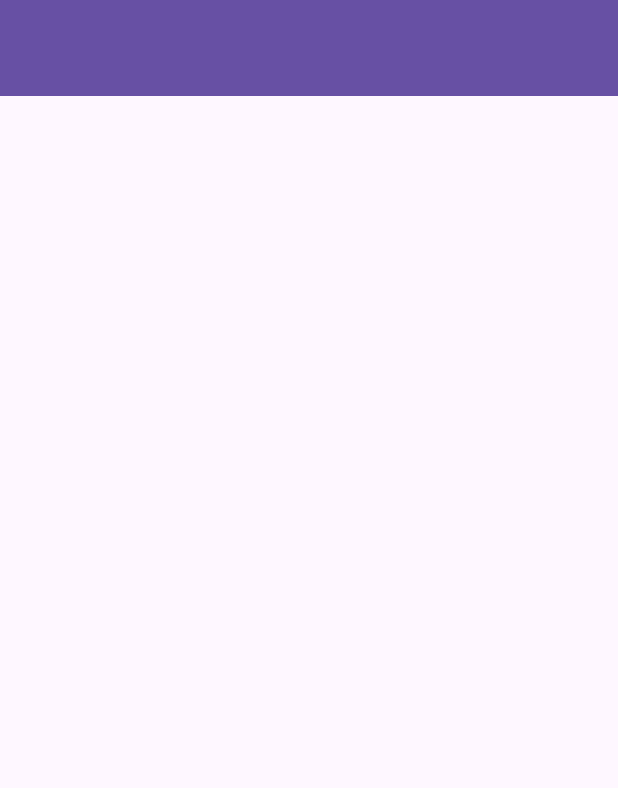
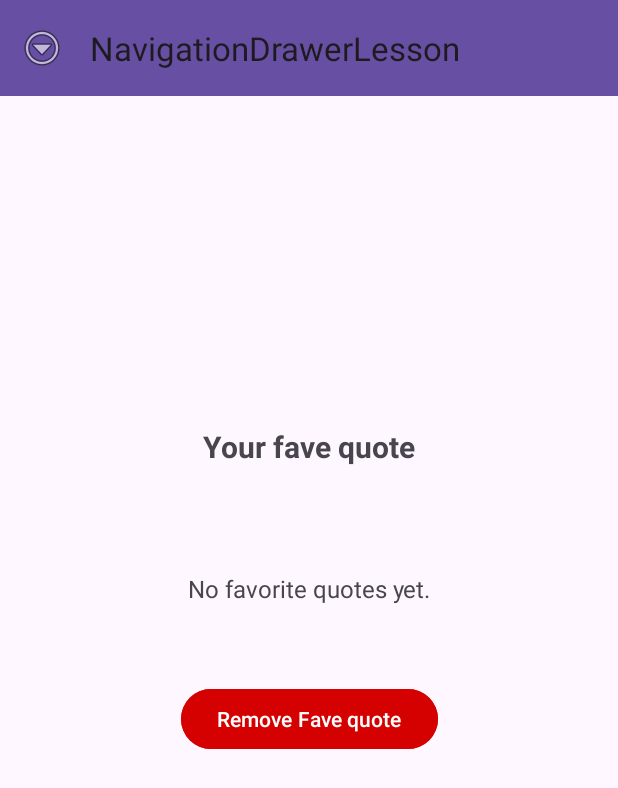
Before and after one commit to MoonSlay/NavigationDrawerLesson, an Android app: the screen it shows after launch (MainActivity), on a phone screen of 412 x 824 dp. Shown: the top 788 px of the screen. Run offline under Robolectric (Android 15) with nearby library versions, the phone set to English and light mode, and no system bars.

Commit message:
add qoute to favorite

```diff
--- a/app/src/main/java/ph/edu/auf/navigationdrawerlesson/MainActivity.kt
+++ b/app/src/main/java/ph/edu/auf/navigationdrawerlesson/MainActivity.kt
@@ -3,18 +3,64 @@ package ph.edu.auf.navigationdrawerlesson
 import android.os.Bundle
 import androidx.activity.enableEdgeToEdge
 import androidx.appcompat.app.AppCompatActivity
-import androidx.core.view.ViewCompat
-import androidx.core.view.WindowInsetsCompat
+import androidx.core.view.GravityCompat
+import androidx.fragment.app.Fragment
+import androidx.fragment.app.commit
 import ph.edu.auf.navigationdrawerlesson.databinding.ActivityMainBinding
+import ph.edu.auf.navigationdrawerlesson.fragments.FaveQuotesFragment
+import ph.edu.auf.navigationdrawerlesson.fragments.LoveQuotesFragment
+import ph.edu.auf.navigationdrawerlesson.fragments.QuotesOfTheDayFragment
 
 class MainActivity : AppCompatActivity() {
     private lateinit var binding: ActivityMainBinding
 
     override fun onCreate(savedInstanceState: Bundle?) {
         super.onCreate(savedInstanceState)
+
         enableEdgeToEdge()
         setContentView(R.layout.activity_main)
+
         binding = ActivityMainBinding.inflate(layoutInflater)
         setContentView(binding.root)
+
+        // Set up the toolbar
+        setSupportActionBar(binding.toolbar)
+        supportActionBar?.setDisplayHomeAsUpEnabled(true)
+        supportActionBar?.setHomeAsUpIndicator(android.R.drawable.ic_menu_more)
+        // Make sure you have this icon in res
+
+        // Handle Navigation Drawer Item Clicks
+        binding.navView.setNavigationItemSelectedListener { menuItem ->
+            when (menuItem.itemId) {
+                R.id.nav_fave_quotes -> {
+                    openFragment(FaveQuotesFragment())
+                }
+                R.id.nav_love_quotes -> {
+                    openFragment(LoveQuotesFragment())
+                }
+                R.id.nav_quotes_day -> {
+                    openFragment(QuotesOfTheDayFragment())
+                }
+            }
+            binding.drawerLayout.closeDrawer(GravityCompat.START)
+            true
+        }
+
+        // Load default fragment
+        if (savedInstanceState == null) {
+            openFragment(FaveQuotesFragment())
+        }
+    }
+
+    // Helper function to open the fragment
+    private fun openFragment(fragment: Fragment) {
+        supportFragmentManager.commit {
+            replace(R.id.fragment_container_view, fragment)  // Make sure to have a FrameLayout/FragmentContainerView in the layout
+        }
+    }
+
+    override fun onSupportNavigateUp(): Boolean {
+        binding.drawerLayout.openDrawer(GravityCompat.START)
+        return true
     }
 }
--- a/app/src/main/java/ph/edu/auf/navigationdrawerlesson/fragments/FaveQuotesFragment.kt
+++ b/app/src/main/java/ph/edu/auf/navigationdrawerlesson/fragments/FaveQuotesFragment.kt
@@ -6,25 +6,47 @@ import android.view.LayoutInflater
 import android.view.View
 import android.view.ViewGroup
 import android.widget.Toast
-import com.google.android.material.dialog.MaterialAlertDialogBuilder
 import ph.edu.auf.navigationdrawerlesson.R
 import ph.edu.auf.navigationdrawerlesson.databinding.FragmentFaveQuotesBinding
 
 class FaveQuotesFragment : Fragment() {
 
     private var _binding: FragmentFaveQuotesBinding? = null
-
     private val binding get() = _binding!!
 
-    override fun onCreateView(inflater: LayoutInflater, container: ViewGroup?, savedInstanceState: Bundle?): View? {
-        // Inflate the layout for this fragment
-        _binding = FragmentFaveQuotesBinding.inflate(inflater,container,false)
+    override fun onCreateView(inflater: LayoutInflater, container: ViewGroup?, savedInstanceState: Bundle?): View {
+        _binding = FragmentFaveQuotesBinding.inflate(inflater, container, false)
         return binding.root
     }
 
     override fun onViewCreated(view: View, savedInstanceState: Bundle?) {
         super.onViewCreated(view, savedInstanceState)
 
+        displayFavoriteQuotes()
 
+        binding.btnRemoveFave.setOnClickListener {
+            // Remove the favorite quote and refresh the display
+            val currentQuote = binding.txtFaveQuote.text.toString()
+            if (FavoriteQuotesHolder.favoriteQuotes.contains(currentQuote)) {
+                FavoriteQuotesHolder.favoriteQuotes.remove(currentQuote)
+                displayFavoriteQuotes()
+                Toast.makeText(requireContext(), "Quote removed from favorites!", Toast.LENGTH_SHORT).show()
+            } else {
+                Toast.makeText(requireContext(), "This quote is not in favorites.", Toast.LENGTH_SHORT).show()
+            }
+        }
+    }
+
+    private fun displayFavoriteQuotes() {
+        if (FavoriteQuotesHolder.favoriteQuotes.isNotEmpty()) {
+            binding.txtFaveQuote.text = FavoriteQuotesHolder.favoriteQuotes.joinToString("\n\n")
+        } else {
+            binding.txtFaveQuote.text = "No favorite quotes yet."
+        }
+    }
+
+    override fun onDestroyView() {
+        super.onDestroyView()
+        _binding = null
     }
 }
--- /dev/null
+++ b/app/src/main/res/drawable/ic_home.xml
@@ -0,0 +1,12 @@
+<?xml version="1.0" encoding="utf-8"?>
+<vector xmlns:android="http://schemas.android.com/apk/res/android"
+    android:width="24dp"
+    android:height="24dp"
+    android:viewportWidth="24"
+    android:viewportHeight="24"
+    android:tint="#000000"
+    android:alpha="0.8">
+    <path
+        android:fillColor="@android:color/white"
+        android:pathData="M12 3l7 6v9c0 0.55 -0.45 1 -1 1h-4v-6h-4v6H6c-0.55 0 -1 -0.45 -1 -1V9l7-6zm0-1L3 9v10c0 1.1 0.9 2 2 2h5v-6h4v6h5c1.1 0 2-0.9 2-2V9l-9-7z"/>
+</vector>
--- a/app/src/main/res/layout/activity_main.xml
+++ b/app/src/main/res/layout/activity_main.xml
@@ -1,20 +1,38 @@
 <?xml version="1.0" encoding="utf-8"?>
-<androidx.drawerlayout.widget.DrawerLayout
-    xmlns:android="http://schemas.android.com/apk/res/android"
+<androidx.drawerlayout.widget.DrawerLayout xmlns:android="http://schemas.android.com/apk/res/android"
     xmlns:app="http://schemas.android.com/apk/res-auto"
-    xmlns:tools="http://schemas.android.com/tools"
     android:id="@+id/drawer_layout"
     android:layout_width="match_parent"
-    android:layout_height="match_parent"
-    android:fitsSystemWindows="true"
-    tools:openDrawer="start"
-    tools:context=".MainActivity">
+    android:layout_height="match_parent">
 
-    <include
-        android:id="@+id/app_bar_man"
-        layout="@layout/app_bar_main"
+    <androidx.constraintlayout.widget.ConstraintLayout
         android:layout_width="match_parent"
-        android:layout_height="match_parent"/>
+        android:layout_height="match_parent">
+
+        <include
+            android:id="@+id/app_bar_man"
+            layout="@layout/app_bar_main"
+            android:layout_width="match_parent"
+            android:layout_height="match_parent"/>
+
+        <androidx.appcompat.widget.Toolbar
+            android:id="@+id/toolbar"
+            android:layout_width="match_parent"
+            android:layout_height="?attr/actionBarSize"
+            android:background="?attr/colorPrimary"
+            android:elevation="4dp"
+            android:theme="@style/ThemeOverlay.AppCompat.ActionBar" />
+
+        <androidx.fragment.app.FragmentContainerView
+            android:id="@+id/fragment_container_view"
+            android:layout_width="0dp"
+            android:layout_height="0dp"
+            app:layout_constraintStart_toStartOf="parent"
+            app:layout_constraintEnd_toEndOf="parent"
+            app:layout_constraintTop_toBottomOf="@id/toolbar"
+            app:layout_constraintBottom_toBottomOf="parent" />
+
+    </androidx.constraintlayout.widget.ConstraintLayout>
 
     <com.google.android.material.navigation.NavigationView
         android:id="@+id/nav_view"
```
Also changed, not shown: app/src/main/java/ph/edu/auf/navigationdrawerlesson/fragments/LoveQuotesFragment.kt (+33 -10 lines).
